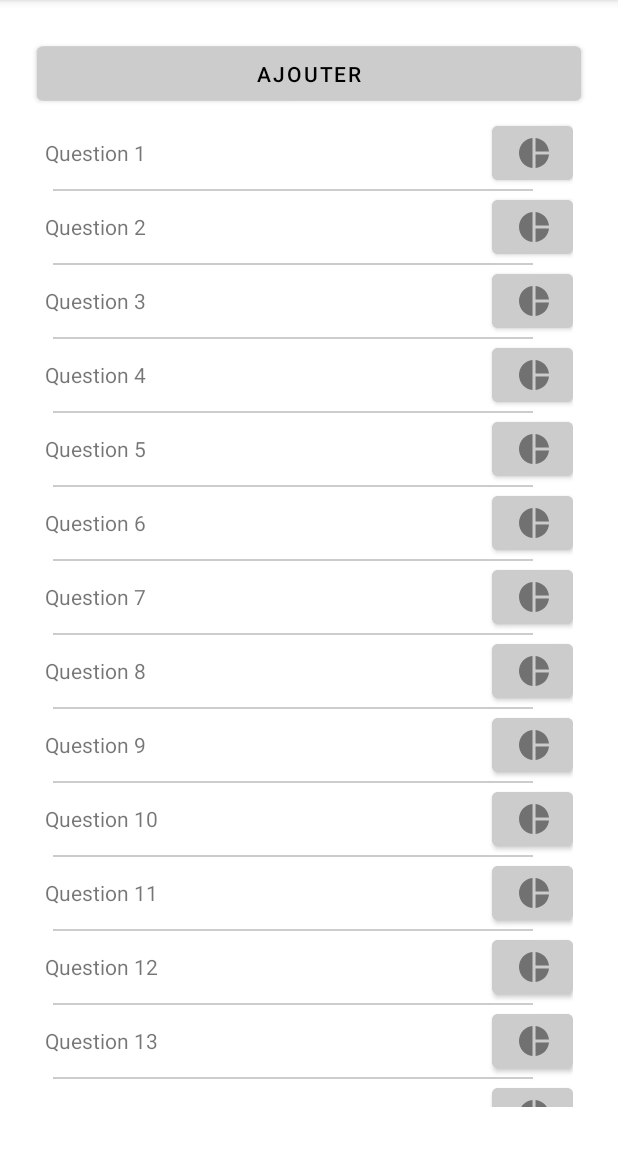
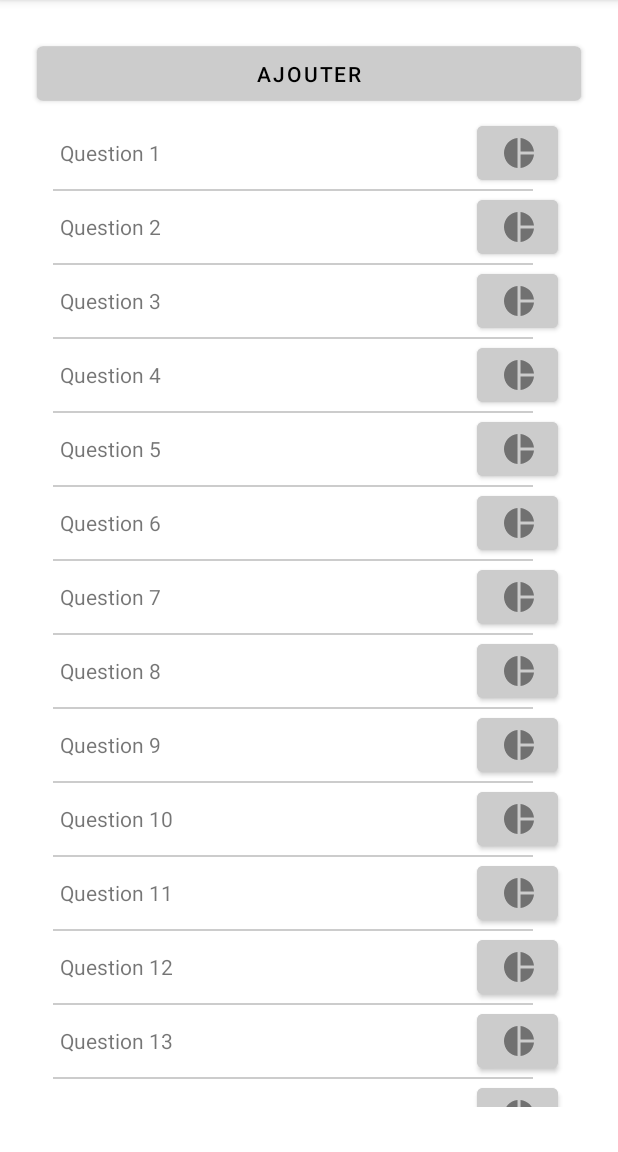
Before and after one commit to DecosteNathaniel/A21-4203N5-VoteDroid-Decoste, an Android app: the screen it shows after launch (MainActivity), on a phone screen of 412 x 824 dp, the part 84-1236 px from its top. Run offline under Robolectric (Android 15) with nearby library versions, the phone set to English and light mode, and no system bars.

Commit message:
REFACTOR question_item.xml
Modification du code

```diff
--- a/app/src/main/res/layout/question_item.xml
+++ b/app/src/main/res/layout/question_item.xml
@@ -11,14 +11,17 @@
             android:id="@+id/tvQuestion"
             android:layout_width="0dp"
             android:layout_weight="1"
-            android:layout_height="wrap_content" />
+            android:layout_height="wrap_content"
+            android:layout_marginLeft="10dp"
+            android:layout_marginRight="10dp" />
 
         <Button
             android:id="@+id/tvButton"
             android:layout_width="54dp"
             android:layout_height="wrap_content"
+            android:layout_marginRight="10dp"
             android:drawableLeft="@drawable/ic_question_button"
-            android:backgroundTint="#CCCCCC"/>
+            android:backgroundTint="#CCCCCC" />
 
     </LinearLayout>
 
```
